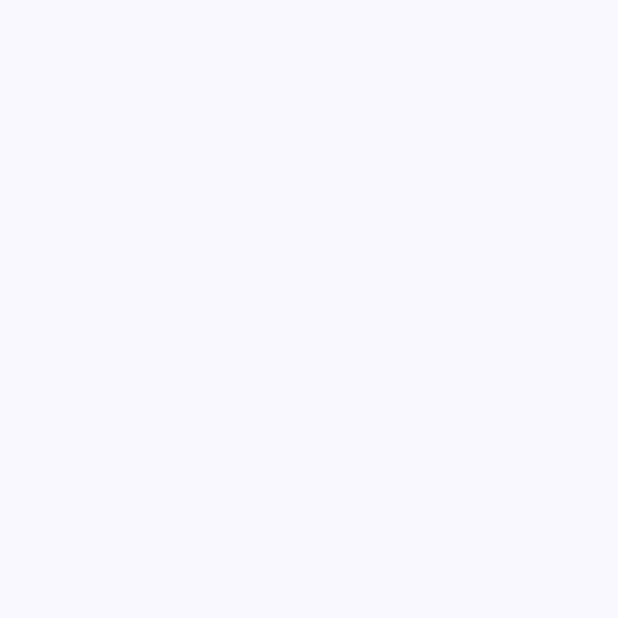
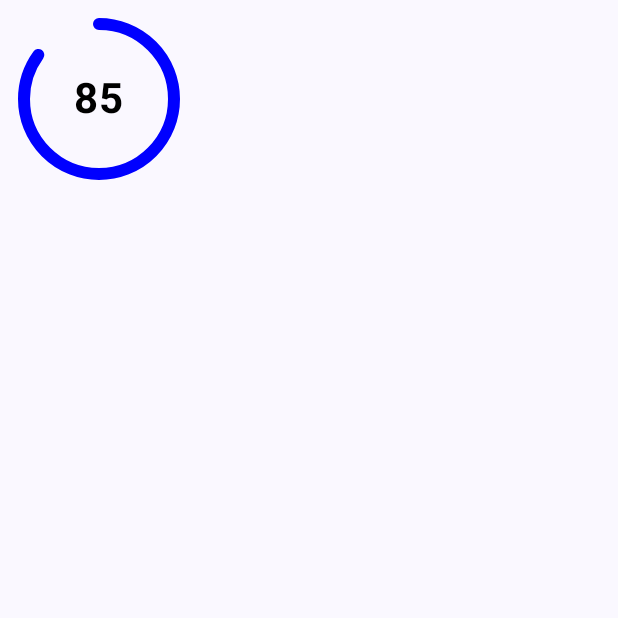
Before and after one commit to shubhasai/MsProgressView, an Android app built with Jetpack Compose: the screen it shows after launch (MainActivity), on a phone screen of 412 x 824 dp, the top half of it. Before the commit the part shown is empty. Run offline under Robolectric (Android 15) with nearby library versions, the phone set to English and light mode, and no system bars.

Commit message:
Basic Example Added

```diff
--- a/app/build.gradle
+++ b/app/build.gradle
@@ -64,5 +64,6 @@ dependencies {
     androidTestImplementation 'androidx.compose.ui:ui-test-junit4'
     debugImplementation 'androidx.compose.ui:ui-tooling'
     debugImplementation 'androidx.compose.ui:ui-test-manifest'
+    implementation 'com.github.shubhasai:MsProgressView:1.0.2'
 
 }
--- a/app/src/main/java/com/shubhasai/progressview/MainActivity.kt
+++ b/app/src/main/java/com/shubhasai/progressview/MainActivity.kt
@@ -11,6 +11,8 @@ import androidx.compose.material3.MaterialTheme
 import androidx.compose.material3.Surface
 import androidx.compose.ui.Modifier
 import androidx.compose.ui.unit.dp
+import com.shubhasai.progress_view.CircularProgress
+import com.shubhasai.progress_view.HorizontalProgress
 import com.shubhasai.progressview.ui.theme.ProgressViewTheme
 
 class MainActivity : ComponentActivity() {
@@ -24,6 +26,10 @@ class MainActivity : ComponentActivity() {
                     color = MaterialTheme.colorScheme.background
                 ) {
                     Column() {
+                        CircularProgress(percentage =0.85f,
+                            number = 100,
+                            modifier = Modifier
+                            .padding(16.dp))
                     }
 
                 }
```
